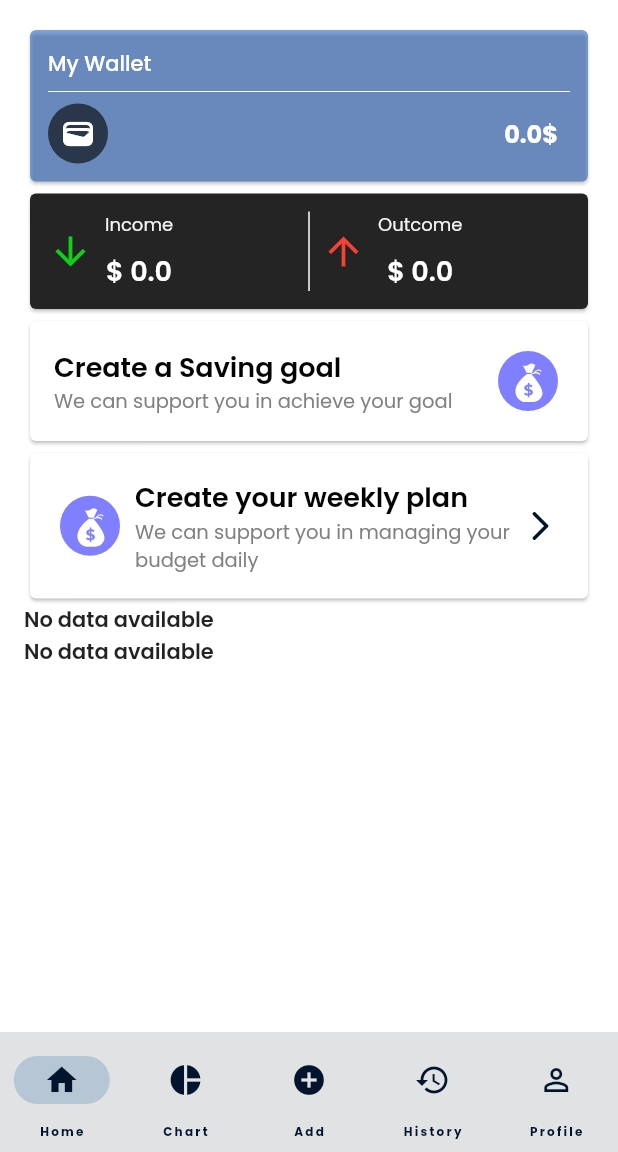
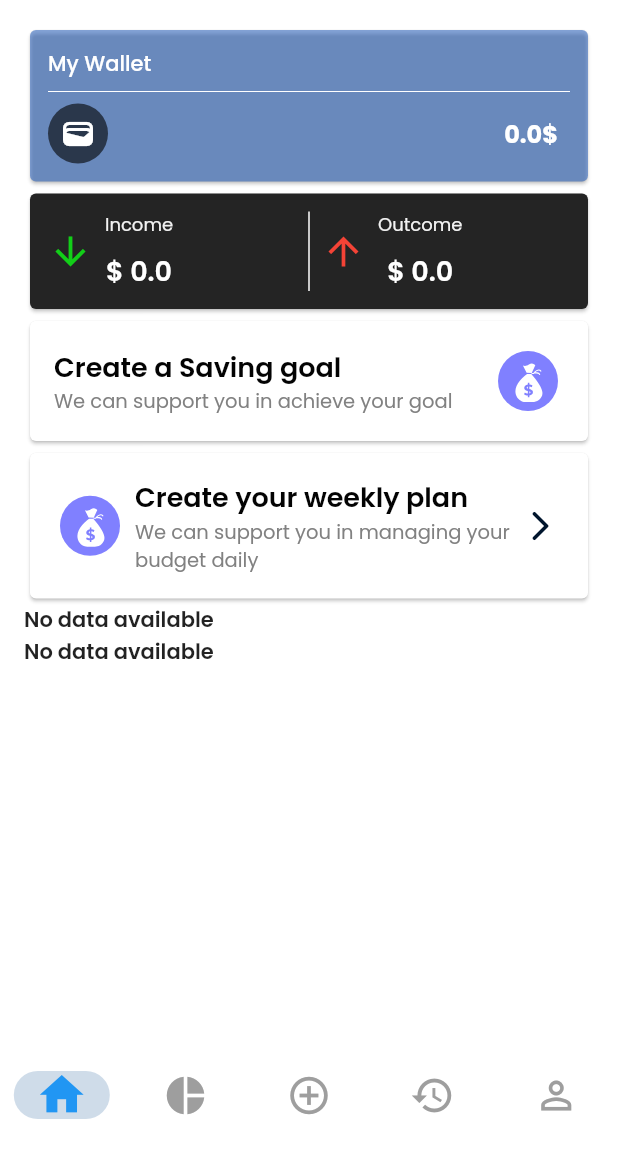
Before and after one commit to RMIT-Budgetly/budgetly, a Flutter app: the screen it shows once a user with an empty profile is signed in, on a phone screen of 412 x 824 dp, the part 84-1236 px from its top. Run offline on Flutter 3.47's test engine with Material 3 defaults, Android fonts, the phone set to English and light mode, and no system bars; our stand-ins replace cloud_firestore, firebase_auth, firebase_core, firebase_storage, fl_chart, flutter_svg and 4 more; accounts and stored records are empty.

Commit message:
Refine the navigation bar

```diff
--- a/lib/pages/home_page/home.dart
+++ b/lib/pages/home_page/home.dart
@@ -13,7 +13,6 @@ import 'package:personal_finance/components/side_bar.dart';
 import 'package:personal_finance/components/tracking_selection.dart';
 import 'package:personal_finance/models/expense.dart';
 import 'package:personal_finance/pages/home_page/display_tracking.dart';
-
 
 class HomePage extends StatefulWidget {
   const HomePage({super.key});
@@ -286,56 +285,118 @@ class _HomePageState extends State<HomePage> {
   }
 
   NavigationBar navigationBar(BuildContext context) {
+    // Determine the current route to manage the active state of NavigationBar items.
+    String currentRoute = ModalRoute.of(context)?.settings.name ?? '/';
+
+    // Define the selected index based on the current route.
+    int selectedIndex = _getSelectedIndex(currentRoute);
+
     return NavigationBar(
+      // Use NavigationBarTheme to customize the appearance of the NavigationBar.
+      backgroundColor: Colors.white, // Set a background color
+      height: 60.0, // Adjust the height for better touch targets
+      selectedIndex: selectedIndex, // Set the selected index
+      onDestinationSelected: (int index) {
+        // Call a function to handle navigation when an item is selected.
+        _onItemTapped(index, context);
+      },
       destinations: [
         NavigationDestination(
-          icon: IconButton(
-            icon: const Icon(Icons.home),
-            onPressed: () {},
-          ),
-          label: 'Home',
+          icon: Icon(Icons.home,
+              size: selectedIndex == 0 ? 35.0 : 30.0,
+              color: selectedIndex == 0
+                  ? Theme.of(context).primaryColor
+                  : Colors.grey),
+          selectedIcon: Icon(Icons.home,
+              size: 35.0, color: Theme.of(context).primaryColor),
+          label: '',
         ),
         NavigationDestination(
-          icon: IconButton(
-            icon: const Icon(Icons.pie_chart),
-            onPressed: () {
-              Navigator.pushNamed(context, '/data_visualization');
-            },
-          ),
-          label: 'Chart',
+          icon: Icon(Icons.pie_chart,
+              size: selectedIndex == 1 ? 35.0 : 30.0,
+              color: selectedIndex == 1
+                  ? Theme.of(context).primaryColor
+                  : Colors.grey),
+          selectedIcon: Icon(Icons.pie_chart,
+              size: 35.0, color: Theme.of(context).primaryColor),
+          label: '',
         ),
         NavigationDestination(
-          icon: IconButton(
-            icon: const Icon(Icons.add_circle),
-            onPressed: () {
-              // Navigator.pushNamed(context, '/add_expenses');
-              showDialog(
-                  context: context,
-                  builder: (context) {
-                    return const TrackingSelection();
-                  });
-            },
-          ),
-          label: 'Add',
+          icon: Icon(Icons.add_circle_outline,
+              size: selectedIndex == 2 ? 35.0 : 30.0,
+              color: selectedIndex == 2
+                  ? Theme.of(context).primaryColor
+                  : Colors.grey),
+          selectedIcon: Icon(Icons.add_circle,
+              size: 35.0, color: Theme.of(context).primaryColor),
+          label: '',
         ),
         NavigationDestination(
-          icon: IconButton(
-            icon: const Icon(Icons.history),
-            onPressed: () {
-              Navigator.pushNamed(context, '/history');
-            },
-          ),
-          label: 'History',
+          icon: Icon(Icons.history,
+              size: selectedIndex == 3 ? 35.0 : 30.0,
+              color: selectedIndex == 3
+                  ? Theme.of(context).primaryColor
+                  : Colors.grey),
+          selectedIcon: Icon(Icons.history,
+              size: 35.0, color: Theme.of(context).primaryColor),
+          label: '',
         ),
         NavigationDestination(
-          icon: IconButton(
-            icon: const Icon(Icons.perm_identity),
-            onPressed: () {},
-          ),
-          label: 'Profile',
+          icon: Icon(Icons.perm_identity,
+              size: selectedIndex == 4 ? 35.0 : 30.0,
+              color: selectedIndex == 4
+                  ? Theme.of(context).primaryColor
+                  : Colors.grey),
+          selectedIcon: Icon(Icons.perm_identity,
+              size: 35.0, color: Theme.of(context).primaryColor),
+          label: '',
         ),
       ],
     );
+  }
+
+// This function returns the index of the selected navigation item based on the route name.
+  int _getSelectedIndex(String currentRoute) {
+    switch (currentRoute) {
+      case '/home':
+        return 0;
+      case '/data_visualization':
+        return 1;
+      case '/add':
+        return 2;
+      case '/history':
+        return 3;
+      case '/profile':
+        return 4;
+      default:
+        return 0; // Default to home if the route is unknown
+    }
+  }
+
+// This function handles navigation when a NavigationBar item is tapped.
+  void _onItemTapped(int index, BuildContext context) {
+    switch (index) {
+      case 0:
+        Navigator.pushNamed(context, '/home');
+        break;
+      case 1:
+        Navigator.pushNamed(context, '/data_visualization');
+        break;
+      case 2:
+        showDialog(
+          context: context,
+          builder: (context) {
+            return const TrackingSelection();
+          },
+        );
+        break;
+      case 3:
+        Navigator.pushNamed(context, '/history');
+        break;
+      case 4:
+        // Add navigation logic for the profile
+        break;
+    }
   }
 }
 
```
